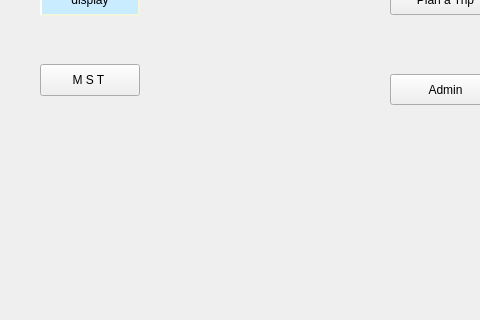
First picture: the form in Project-2-NFL/mainwindow.ui, repository massivemembrain/Project-2-NFL, before the edit; both pictures show x 0 to 480 and y 86 to 406 of the 800 by 600 pixel window.
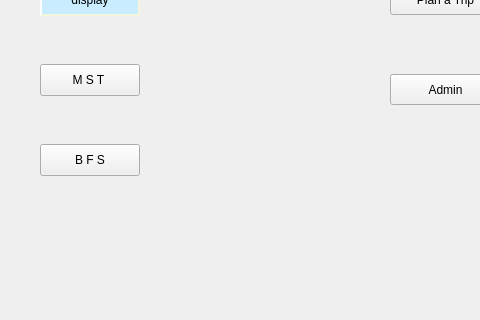
Second picture: the form after the edit.

What changed in the file:
```diff
--- a/Project-2-NFL/mainwindow.ui
+++ b/Project-2-NFL/mainwindow.ui
@@ -74,6 +74,19 @@
      <string>Plan a Trip</string>
     </property>
    </widget>
+   <widget class="QPushButton" name="pushButton_BFS">
+    <property name="geometry">
+     <rect>
+      <x>40</x>
+      <y>230</y>
+      <width>100</width>
+      <height>32</height>
+     </rect>
+    </property>
+    <property name="text">
+     <string>B F S</string>
+    </property>
+   </widget>
   </widget>
   <widget class="QMenuBar" name="menubar">
    <property name="geometry">
```
